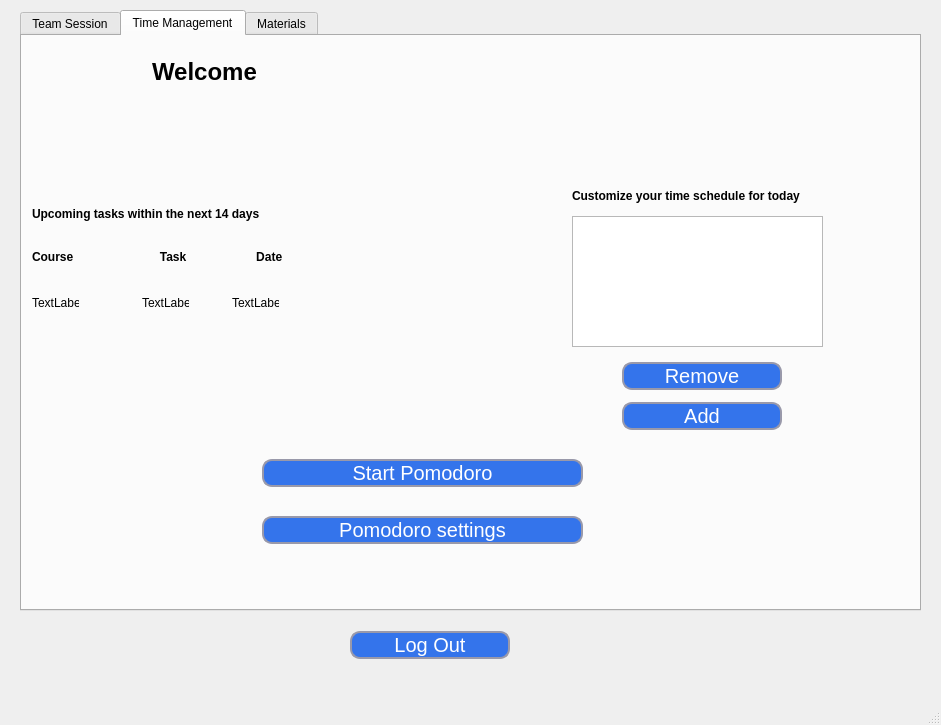
Above: Program/gui_main_window.ui from zgjimzhubajj/Student-Assistant before the change. Below: the same form after it.
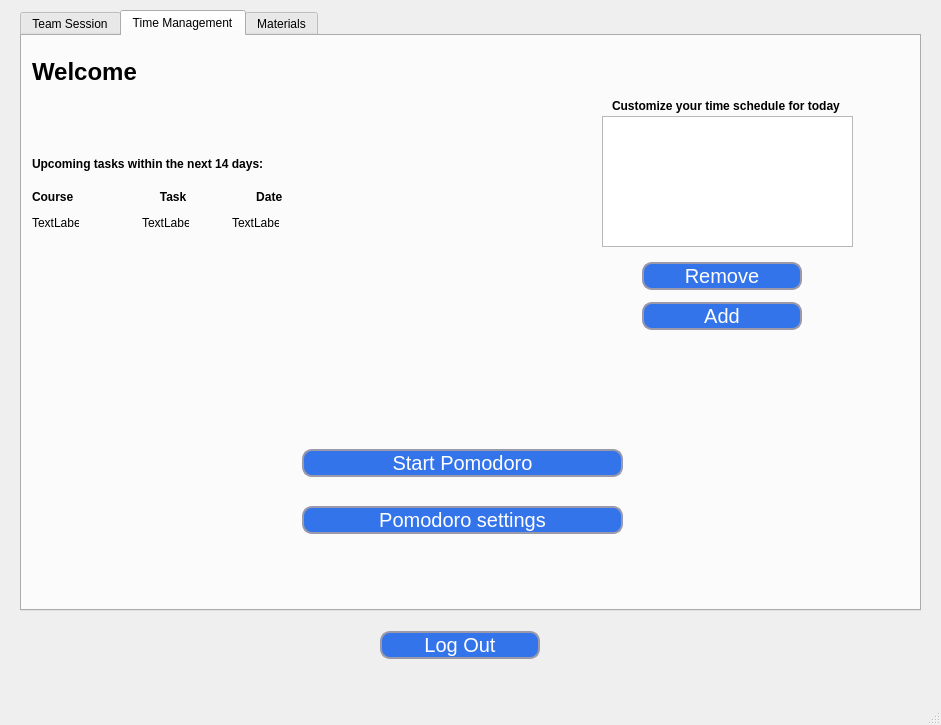
That is the form after the change.

The edit to the form file:
```diff
--- a/Program/gui_main_window.ui
+++ b/Program/gui_main_window.ui
@@ -182,7 +182,7 @@
      <widget class="QLabel" name="lbl_tm_welcome">
       <property name="geometry">
        <rect>
-        <x>130</x>
+        <x>10</x>
         <y>10</y>
         <width>701</width>
         <height>51</height>
@@ -204,7 +204,7 @@
       <property name="geometry">
        <rect>
         <x>10</x>
-        <y>200</y>
+        <y>140</y>
         <width>261</width>
         <height>41</height>
        </rect>
@@ -223,7 +223,7 @@
       <property name="geometry">
        <rect>
         <x>10</x>
-        <y>170</y>
+        <y>120</y>
         <width>421</width>
         <height>16</height>
        </rect>
@@ -235,14 +235,14 @@
        </font>
       </property>
       <property name="text">
-       <string>Upcoming tasks within the next 14 days</string>
+       <string>Upcoming tasks within the next 14 days:</string>
       </property>
      </widget>
      <widget class="QLabel" name="lbl_tm_reminder_course">
       <property name="geometry">
        <rect>
         <x>10</x>
-        <y>260</y>
+        <y>180</y>
         <width>47</width>
         <height>13</height>
        </rect>
@@ -255,7 +255,7 @@
       <property name="geometry">
        <rect>
         <x>120</x>
-        <y>260</y>
+        <y>180</y>
         <width>47</width>
         <height>13</height>
        </rect>
@@ -268,7 +268,7 @@
       <property name="geometry">
        <rect>
         <x>210</x>
-        <y>260</y>
+        <y>180</y>
         <width>47</width>
         <height>13</height>
        </rect>
@@ -280,8 +280,8 @@
      <widget class="QListWidget" name="list_widget_tm_time_schedule">
       <property name="geometry">
        <rect>
-        <x>550</x>
-        <y>180</y>
+        <x>580</x>
+        <y>80</y>
         <width>251</width>
         <height>131</height>
        </rect>
@@ -290,9 +290,9 @@
      <widget class="QLabel" name="label">
       <property name="geometry">
        <rect>
-        <x>550</x>
-        <y>150</y>
-        <width>351</width>
+        <x>590</x>
+        <y>60</y>
+        <width>281</width>
         <height>20</height>
        </rect>
       </property>
@@ -309,8 +309,8 @@
      <widget class="QWidget" name="verticalLayoutWidget">
       <property name="geometry">
        <rect>
-        <x>240</x>
-        <y>400</y>
+        <x>280</x>
+        <y>390</y>
         <width>321</width>
         <height>131</height>
        </rect>
@@ -407,8 +407,8 @@
      <widget class="QWidget" name="verticalLayoutWidget_2">
       <property name="geometry">
        <rect>
-        <x>600</x>
-        <y>320</y>
+        <x>620</x>
+        <y>220</y>
         <width>160</width>
         <height>80</height>
        </rect>
@@ -691,7 +691,7 @@
    <widget class="QWidget" name="verticalLayoutWidget_3">
     <property name="geometry">
      <rect>
-      <x>350</x>
+      <x>380</x>
       <y>620</y>
       <width>160</width>
       <height>51</height>
```
Left out of the diff: 2 changed lines with no effect on the pictures.
